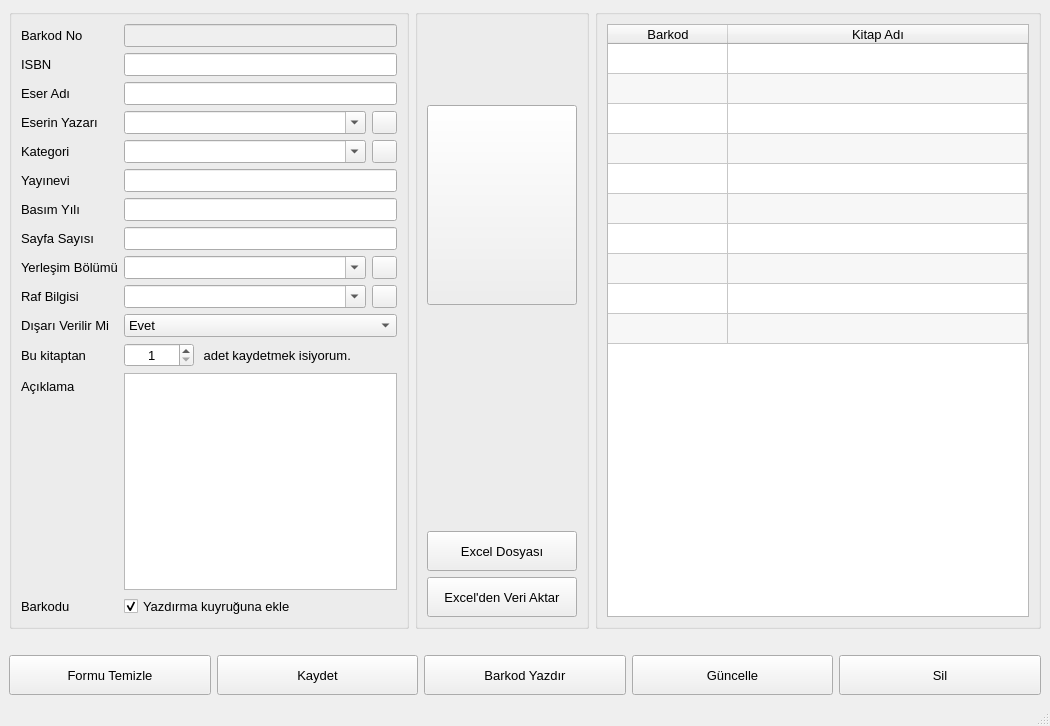
Old version of the form ui/kitapKayit.ui in the repository mseroglu/kutuphaneOtomasyon.
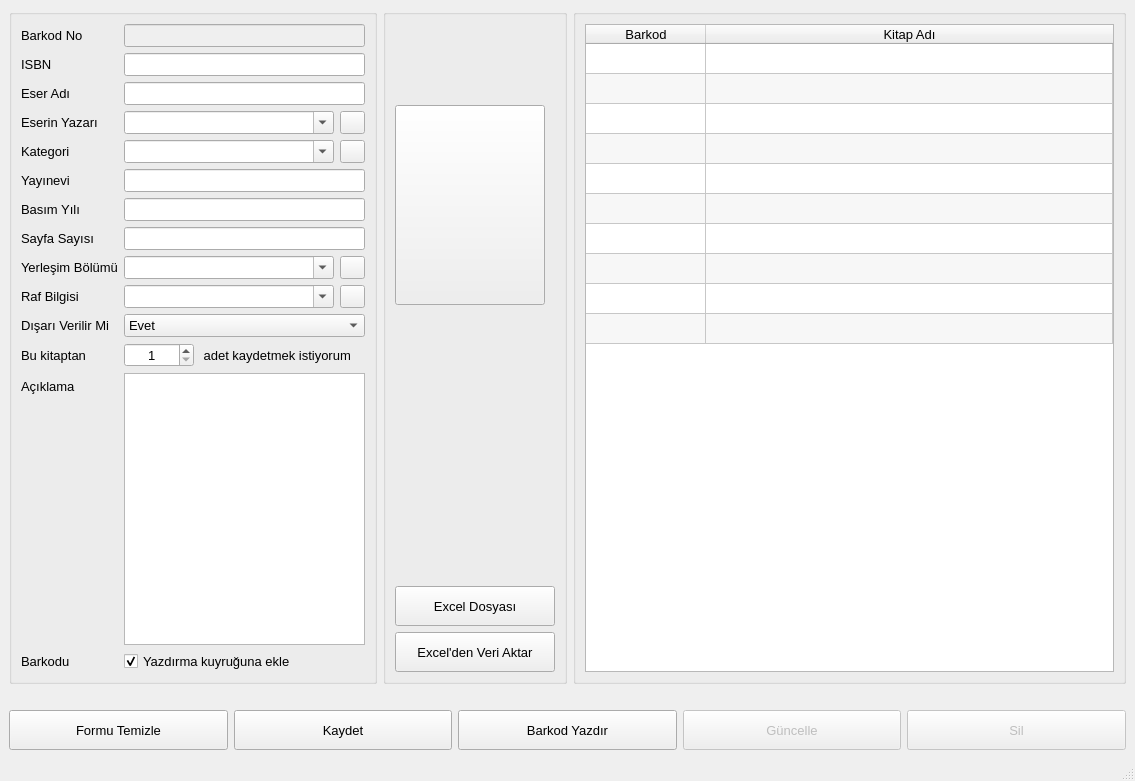
New version of the form. Icons and pictures are not drawn.

Commit message: Kitap verme sorunları bitirildi. Bazı raporlar kaldı. Excelden kitap aktar hala sorun veriyor.

What changed in the file:
```diff
--- a/ui/kitapKayit.ui
+++ b/ui/kitapKayit.ui
@@ -6,8 +6,8 @@
    <rect>
     <x>0</x>
     <y>0</y>
-    <width>1050</width>
-    <height>726</height>
+    <width>1135</width>
+    <height>781</height>
    </rect>
   </property>
   <property name="font">
@@ -21,7 +21,7 @@
   <widget class="QWidget" name="centralwidget">
    <layout class="QVBoxLayout" name="verticalLayout">
     <item>
-     <layout class="QHBoxLayout" name="horizontalLayout_2">
+     <layout class="QHBoxLayout" name="horizontalLayout_2" stretch="2,1,3">
       <item>
        <widget class="QGroupBox" name="groupBox">
         <property name="minimumSize">
@@ -32,7 +32,7 @@
         </property>
         <property name="maximumSize">
          <size>
-          <width>400</width>
+          <width>500</width>
           <height>16777215</height>
          </size>
         </property>
@@ -547,7 +547,7 @@
            <item>
             <widget class="QLabel" name="label_8">
              <property name="text">
-              <string> adet kaydetmek isiyorum.</string>
+              <string> adet kaydetmek istiyorum</string>
              </property>
             </widget>
            </item>
@@ -592,6 +592,9 @@
         <property name="title">
          <string/>
         </property>
+        <property name="alignment">
+         <set>Qt::AlignCenter</set>
+        </property>
         <layout class="QVBoxLayout" name="verticalLayout_2">
          <item>
           <widget class="QLabel" name="label_barcodeImg">
@@ -862,6 +865,9 @@
       </item>
       <item>
        <widget class="QPushButton" name="btn_update">
+        <property name="enabled">
+         <bool>false</bool>
+        </property>
         <property name="minimumSize">
          <size>
           <width>60</width>
@@ -880,6 +886,9 @@
       </item>
       <item>
        <widget class="QPushButton" name="btn_del">
+        <property name="enabled">
+         <bool>false</bool>
+        </property>
         <property name="minimumSize">
          <size>
           <width>60</width>
```
Left out of the diff: 2 changed lines with no effect on the pictures. The commit also changes 18 other files.
